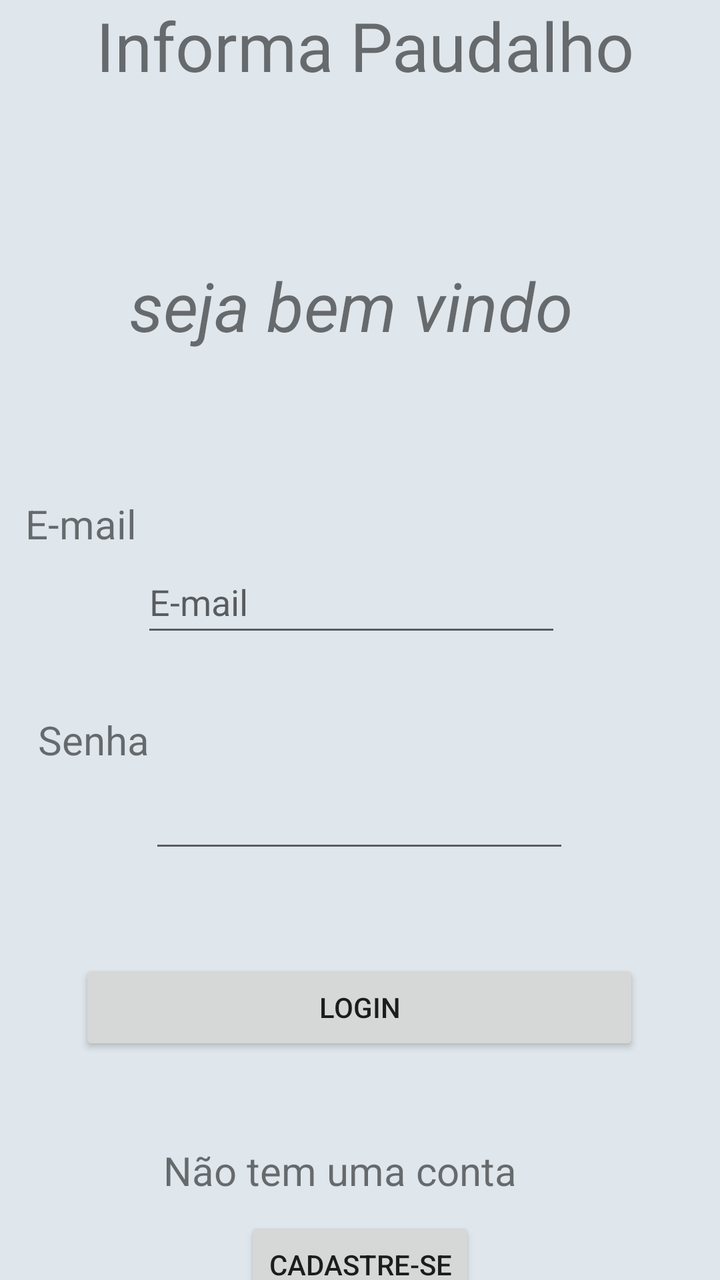
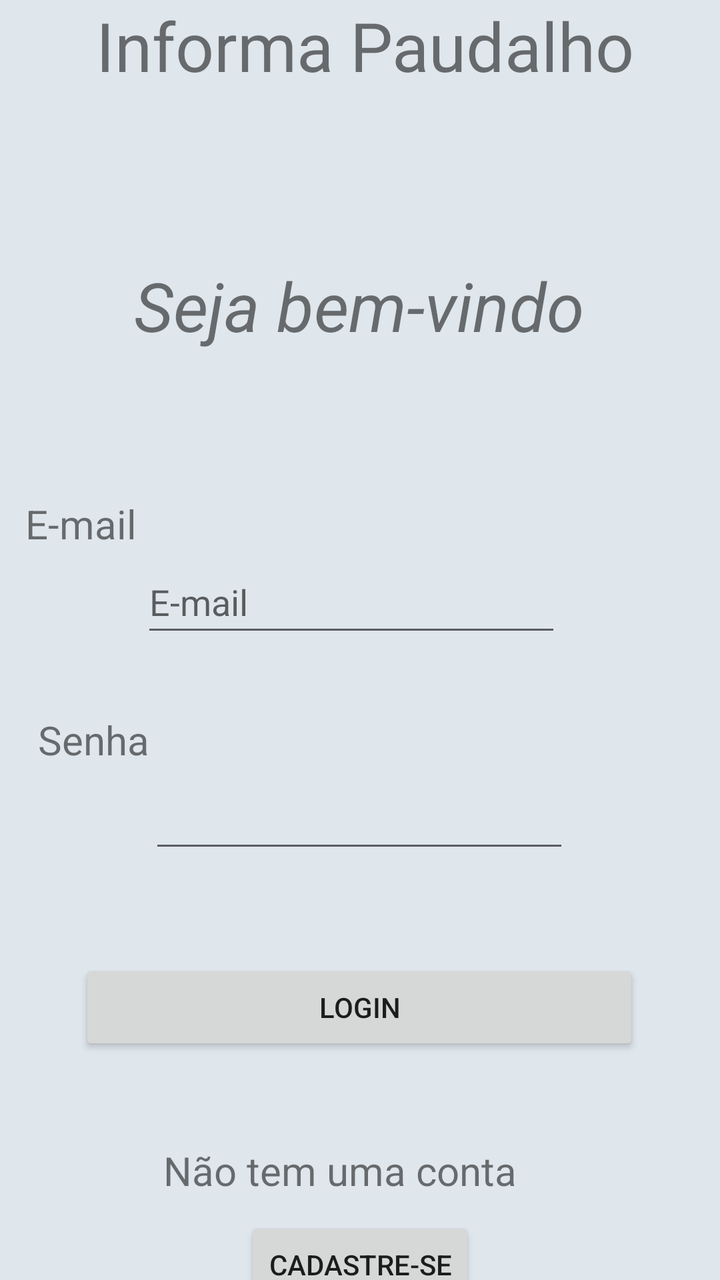

The first picture is an Android layout as it rendered before a commit; the second is the same layout after the commit. The layout source and the unified diff follow.
<!-- AndroidManifest.xml: application theme Theme.InformaPaudalho -->
<!-- res/layout/activity_main2.xml -->
<?xml version="1.0" encoding="utf-8"?>
<androidx.constraintlayout.widget.ConstraintLayout xmlns:android="http://schemas.android.com/apk/res/android"
    xmlns:app="http://schemas.android.com/apk/res-auto"
    xmlns:tools="http://schemas.android.com/tools"
    android:layout_width="match_parent"
    android:layout_height="match_parent"
    android:background="#EDF6FA"
    android:backgroundTint="#DFE6EC"
    android:outlineAmbientShadowColor="#F1E7E7"
    android:outlineSpotShadowColor="#FAEDED"
    tools:context=".MainActivity2">

    <Button
        android:id="@+id/button"
        android:layout_width="280dp"
        android:layout_height="48dp"
        android:text="@string/login"
        app:layout_constraintBottom_toBottomOf="parent"
        app:layout_constraintEnd_toEndOf="parent"
        app:layout_constraintHorizontal_bias="0.496"
        app:layout_constraintStart_toStartOf="parent"
        app:layout_constraintTop_toBottomOf="@+id/editTextTextPassword2"
        app:layout_constraintVertical_bias="0.3" />

    <TextView
        android:id="@+id/textView3"
        android:layout_width="331dp"
        android:layout_height="46dp"
        android:text="    Informa Paudalho"
        android:textSize="34sp"
        app:layout_constraintEnd_toEndOf="parent"
        app:layout_constraintStart_toStartOf="parent"
        app:layout_constraintTop_toTopOf="parent" />

    <TextView
        android:id="@+id/textView5"
        android:layout_width="wrap_content"
        android:layout_height="wrap_content"
        android:layout_marginTop="84dp"
        android:text="seja bem vindo "
        android:textSize="34sp"
        android:textStyle="italic"
        android:visibility="visible"
        app:layout_constraintEnd_toEndOf="parent"
        app:layout_constraintHorizontal_bias="0.497"
        app:layout_constraintStart_toStartOf="parent"
        app:layout_constraintTop_toBottomOf="@+id/textView3"
        tools:visibility="visible" />

    <EditText
        android:id="@+id/caixadeemaillog"
        android:layout_width="wrap_content"
        android:layout_height="wrap_content"
        android:minHeight="48dp"
        android:layout_marginTop="100dp"
        android:ems="10"
        android:inputType="textEmailAddress"
        android:hint="@string/email"
        android:autofillHints="emailAddress"
        app:layout_constraintEnd_toEndOf="parent"
        app:layout_constraintHorizontal_bias="0.472"
        app:layout_constraintStart_toStartOf="parent"
        app:layout_constraintTop_toBottomOf="@+id/textView5" />

    <EditText
        android:id="@+id/editTextTextPassword2"
        android:layout_width="wrap_content"
        android:layout_height="wrap_content"
        android:minHeight="48dp"
        android:layout_marginTop="60dp"
        android:ems="10"
        android:inputType="textPassword"
        android:autofillHints="password"
        app:layout_constraintEnd_toEndOf="parent"
        app:layout_constraintHorizontal_bias="0.497"
        app:layout_constraintStart_toStartOf="parent"
        app:layout_constraintTop_toBottomOf="@+id/caixadeemaillog" />

    <TextView
        android:id="@+id/textView8"
        android:layout_width="196dp"
        android:layout_height="56dp"
        android:layout_marginTop="44dp"
        android:text="Não tem uma conta"
        android:textSize="20sp"
        app:layout_constraintEnd_toEndOf="parent"
        app:layout_constraintHorizontal_bias="0.497"
        app:layout_constraintStart_toStartOf="parent"
        app:layout_constraintTop_toBottomOf="@+id/button" />

    <TextView
        android:id="@+id/textView11"
        android:layout_width="wrap_content"
        android:layout_height="wrap_content"
        android:text="@string/password"
        android:textSize="20sp"
        android:labelFor="@id/editTextTextPassword2"
        app:layout_constraintEnd_toStartOf="@+id/editTextTextPassword2"
        app:layout_constraintHorizontal_bias="1.0"
        app:layout_constraintStart_toStartOf="parent"
        app:layout_constraintBottom_toTopOf="@id/editTextTextPassword2"
        tools:layout_editor_absoluteY="388dp" />

    <TextView
        android:id="@+id/textView12"
        android:layout_width="wrap_content"
        android:layout_height="wrap_content"
        android:text="@string/email"
        android:textSize="20sp"
        app:layout_constraintEnd_toStartOf="@+id/caixadeemaillog"
        app:layout_constraintHorizontal_bias="0.848"
        app:layout_constraintStart_toStartOf="parent"
        app:layout_constraintBottom_toTopOf="@id/caixadeemaillog"
        tools:layout_editor_absoluteY="276dp" />

    <Button
        android:id="@+id/button3"
        android:layout_width="wrap_content"
        android:layout_height="wrap_content"
        android:layout_marginTop="4dp"
        android:text="Cadastre-se"
        app:layout_constraintBottom_toBottomOf="parent"
        app:layout_constraintTop_toBottomOf="@+id/textView8"
        app:layout_constraintStart_toStartOf="parent"
        app:layout_constraintEnd_toEndOf="parent"
        app:layout_constraintVertical_bias="0.589"
        tools:layout_editor_absoluteX="136dp"
        />

</androidx.constraintlayout.widget.ConstraintLayout>
<!-- resources referenced by this layout -->
<resources>
  <string name="email">E-mail</string>
  <string name="login">LOGIN</string>
  <string name="password">Senha</string>
  <style name="Theme.InformaPaudalho" parent="Theme.MaterialComponents.DayNight.DarkActionBar">
          
          <item name="colorPrimary">@color/purple_500</item>
          <item name="colorPrimaryVariant">@color/purple_700</item>
          <item name="colorOnPrimary">@color/white</item>
          
          <item name="colorSecondary">@color/teal_200</item>
          <item name="colorSecondaryVariant">@color/teal_700</item>
          <item name="colorOnSecondary">@color/black</item>
          
          <item name="android:statusBarColor">?attr/colorPrimaryVariant</item>
          
      </style>
  <color name="purple_500">#FF6200EE</color>
  <color name="purple_700">#FF3700B3</color>
  <color name="white">#FFFFFFFF</color>
  <color name="teal_200">#FF03DAC5</color>
  <color name="teal_700">#FF018786</color>
  <color name="black">#FF000000</color>
</resources>

<!-- the commit's change to res/layout/activity_main2.xml (unified diff, before → after) -->
@@ -37,7 +37,7 @@
         android:layout_width="wrap_content"
         android:layout_height="wrap_content"
         android:layout_marginTop="84dp"
-        android:text="seja bem vindo "
+        android:text="Seja bem-vindo"
         android:textSize="34sp"
         android:textStyle="italic"
         android:visibility="visible"
@@ -118,7 +118,7 @@
         android:layout_width="wrap_content"
         android:layout_height="wrap_content"
         android:layout_marginTop="4dp"
-        android:text="Cadastre-se"
+        android:text="@string/cadastre_se"
         app:layout_constraintBottom_toBottomOf="parent"
         app:layout_constraintTop_toBottomOf="@+id/textView8"
         app:layout_constraintStart_toStartOf="parent"
<!-- resource entries referenced after the edit -->
@@ -1,5 +1,6 @@
 <!-- resources referenced by this layout -->
 <resources>
+  <string name="cadastre_se">Cadastre-se</string>
   <string name="email">E-mail</string>
   <string name="login">LOGIN</string>
   <string name="password">Senha</string>
